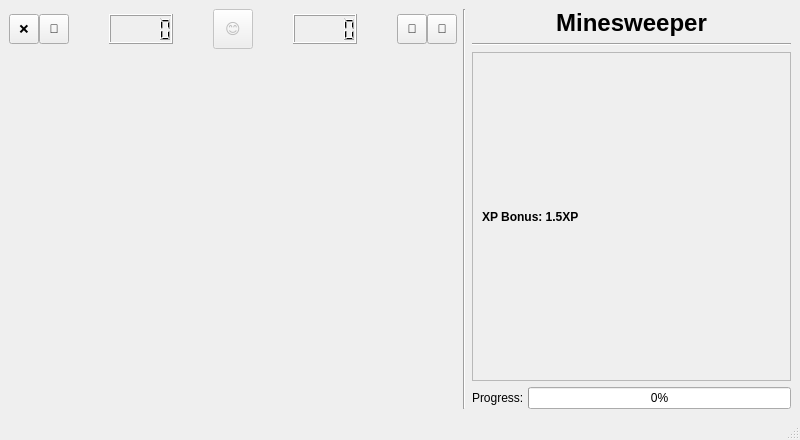
Old version of the form src/ui/gamewindow.ui in the repository anton-fischer/cpp-minesweeper.
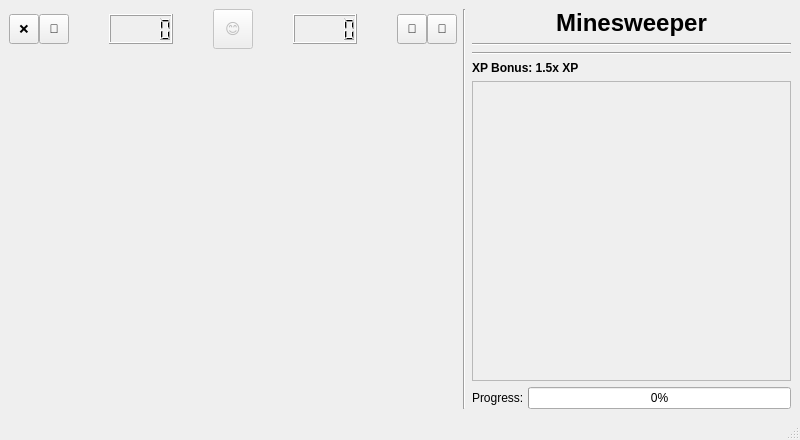
New version of the form.

Commit message: refactor some std::string usages to QString, add functionality to xpBonus label

Diff of the .ui file:
```diff
--- a/src/ui/gamewindow.ui
+++ b/src/ui/gamewindow.ui
@@ -286,6 +286,31 @@
           </property>
          </layout>
         </item>
+        <item>
+         <widget class="Line" name="line_3">
+          <property name="orientation">
+           <enum>Qt::Orientation::Horizontal</enum>
+          </property>
+         </widget>
+        </item>
+        <item>
+         <widget class="QLabel" name="lbl_xpBonus">
+          <property name="maximumSize">
+           <size>
+            <width>16777215</width>
+            <height>15</height>
+           </size>
+          </property>
+          <property name="font">
+           <font>
+            <bold>true</bold>
+           </font>
+          </property>
+          <property name="text">
+           <string>XP Bonus: 1.5x XP</string>
+          </property>
+         </widget>
+        </item>
         <item>
          <widget class="QScrollArea" name="scrollarea_gamelog">
           <property name="sizePolicy">
@@ -315,7 +340,7 @@
              <x>0</x>
              <y>0</y>
              <width>309</width>
-             <height>286</height>
+             <height>256</height>
             </rect>
            </property>
            <layout class="QVBoxLayout" name="verticalLayout_3">
@@ -323,25 +348,21 @@
              <number>4</number>
             </property>
             <item>
-             <widget class="QLabel" name="lbl_xpBonus">
-              <property name="maximumSize">
-               <size>
-                <width>16777215</width>
-                <height>15</height>
-               </size>
-              </property>
-              <property name="font">
-               <font>
-                <bold>true</bold>
-               </font>
-              </property>
-              <property name="text">
-               <string>XP Bonus: 1.5XP</string>
-              </property>
-             </widget>
-            </item>
-            <item>
-             <layout class="QVBoxLayout" name="vbx_gamelog"/>
+             <layout class="QVBoxLayout" name="vbx_gamelog">
+              <item>
+               <spacer name="verticalSpacer">
+                <property name="orientation">
+                 <enum>Qt::Orientation::Vertical</enum>
+                </property>
+                <property name="sizeHint" stdset="0">
+                 <size>
+                  <width>20</width>
+                  <height>40</height>
+                 </size>
+                </property>
+               </spacer>
+              </item>
+             </layout>
             </item>
            </layout>
           </widget>
```
The commit also changes 12 other files.
